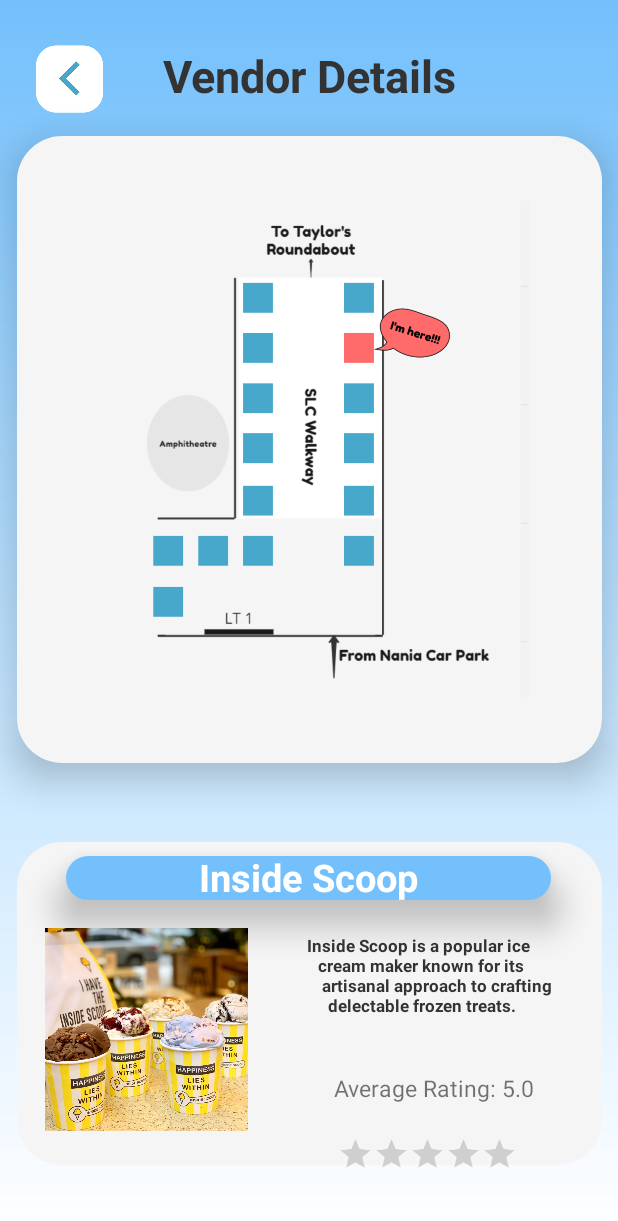
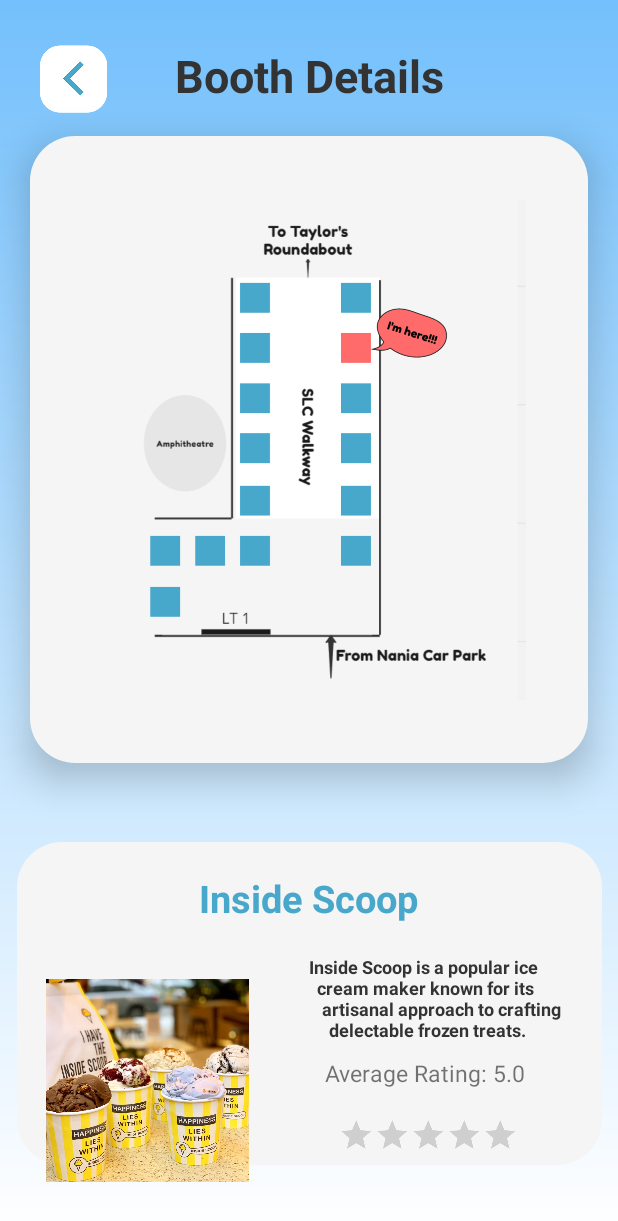
Before and after one commit to bonifacioronald/unify, an Android app: the VendorDetailScreen screen opened directly, with no data from a screen before it, on a phone screen of 412 x 824 dp. Shown: the top 1221 px of the screen. Run offline under Robolectric (Android 15) with nearby library versions, the phone set to English and light mode, and no system bars; pictures from the network do not load; 3 statements that could not run were skipped.

Commit message:
fix: fix layouting

```diff
--- /dev/null
+++ b/app/src/main/res/drawable/search_bar_bg.xml
@@ -0,0 +1,6 @@
+<?xml version="1.0" encoding="utf-8"?>
+<shape xmlns:android="http://schemas.android.com/apk/res/android"
+    android:shape="rectangle" android:padding="10dp">
+    <solid android:color="@color/secondary"/>
+    <corners android:radius="12dp"/>
+</shape>
--- a/app/src/main/res/layout/activity_event_preview_screen.xml
+++ b/app/src/main/res/layout/activity_event_preview_screen.xml
@@ -83,10 +83,10 @@
     <Button
 
         android:id="@+id/eventDetailButton"
-        android:layout_width="274dp"
+        android:layout_width="match_parent"
         android:layout_height="53dp"
-        android:layout_marginStart="68dp"
-
+        android:layout_marginStart="20dp"
+        android:layout_marginEnd="20dp"
         android:layout_marginBottom="24dp"
         android:background="@drawable/auth_button"
         android:fontFamily="sans-serif-black"
--- a/app/src/main/res/layout/activity_vendor_detail.xml
+++ b/app/src/main/res/layout/activity_vendor_detail.xml
@@ -12,6 +12,8 @@
         android:layout_width="390dp"
         android:layout_height="215dp"
         android:layout_marginTop="5dp"
+        android:layout_marginStart="20dp"
+        android:layout_marginEnd="20dp"
         android:background="@drawable/box"
         app:layout_constraintBottom_toBottomOf="parent"
         app:layout_constraintEnd_toEndOf="parent"
@@ -20,28 +22,12 @@
         tools:ignore="MissingConstraints" />
 
     <TextView
-        android:id="@+id/textView4"
-        android:layout_width="323dp"
-        android:layout_height="29dp"
-        android:layout_marginStart="93dp"
-        android:layout_marginTop="7dp"
-        android:layout_marginEnd="95dp"
-        android:layout_marginBottom="172dp"
-        android:background="@drawable/title_box"
-        android:elevation="15dp"
-        app:layout_constraintBottom_toBottomOf="@+id/textView2"
-        app:layout_constraintEnd_toEndOf="@+id/textView2"
-        app:layout_constraintStart_toStartOf="@+id/textView2"
-        app:layout_constraintTop_toTopOf="@+id/textView2"
-        app:layout_constraintVertical_bias="0.25" />
-
-    <TextView
         android:id="@+id/textView"
         android:layout_width="wrap_content"
         android:layout_height="wrap_content"
         android:layout_marginTop="30dp"
         android:gravity="center"
-        android:text="Vendor Details"
+        android:text="Booth Details"
         android:textColor="@color/text"
         android:textSize="30dp"
         android:textStyle="bold"
@@ -51,28 +37,28 @@
 
     <TextView
         android:id="@+id/textView3"
-        android:layout_width="390dp"
+        android:layout_width="match_parent"
         android:layout_height="418dp"
         android:layout_marginTop="20dp"
+        android:layout_marginStart="20dp"
+        android:layout_marginEnd="20dp"
         android:background="@drawable/box"
+        android:elevation="15dp"
         app:layout_constraintEnd_toEndOf="parent"
         app:layout_constraintStart_toStartOf="parent"
-        app:layout_constraintTop_toBottomOf="@+id/textView"
-        android:elevation="15dp"
-        />
+        app:layout_constraintTop_toBottomOf="@+id/textView" />
 
 
     <TextView
         android:id="@+id/titleTextView"
         android:layout_width="wrap_content"
         android:layout_height="wrap_content"
-        android:layout_marginTop="8dp"
+        android:layout_marginTop="20dp"
         android:elevation="15dp"
         android:text="Inside Scoop"
-        android:textColor="@color/secondary"
+        android:textColor="@color/accent"
         android:textSize="25dp"
         android:textStyle="bold"
-        app:layout_constraintBottom_toBottomOf="@+id/textView4"
         app:layout_constraintEnd_toEndOf="parent"
         app:layout_constraintHorizontal_bias="0.498"
         app:layout_constraintStart_toStartOf="parent"
@@ -118,47 +104,38 @@
         android:layout_width="135dp"
         android:layout_height="148dp"
         android:layout_marginStart="21dp"
-        android:layout_marginTop="12dp"
         android:src="@drawable/insidescoop"
         android:visibility="visible"
         app:layout_constraintBottom_toBottomOf="parent"
         app:layout_constraintEnd_toStartOf="@+id/ratingBar"
         app:layout_constraintStart_toStartOf="@+id/textView2"
-        app:layout_constraintTop_toBottomOf="@+id/textView4"
-        app:layout_constraintVertical_bias="0.0"
+        app:layout_constraintTop_toBottomOf="@+id/titleTextView"
         tools:visibility="visible" />
 
     <TextView
         android:id="@+id/descriptionTextView"
-        android:layout_width="208dp"
-        android:layout_height="70dp"
-        android:layout_marginStart="9dp"
-        android:layout_marginTop="12dp"
-        android:layout_marginBottom="4dp"
+        android:layout_width="200dp"
+        android:layout_height="60dp"
+        android:layout_marginTop="20dp"
         android:text="Inside Scoop is a popular ice \n cream maker known for its \n
         artisanal approach to crafting \n delectable frozen treats."
         android:textAlignment="center"
         android:textColor="@color/text"
-        android:textSize="11sp"
+        android:textSize="12sp"
         android:textStyle="bold"
-        app:layout_constraintBottom_toTopOf="@+id/averageRatingTextView"
-        app:layout_constraintEnd_toEndOf="parent"
-        app:layout_constraintHorizontal_bias="0.038"
-        app:layout_constraintStart_toEndOf="@id/imageView2"
-        app:layout_constraintTop_toBottomOf="@id/textView4" />
+        app:layout_constraintEnd_toEndOf="@+id/textView2"
+        app:layout_constraintStart_toEndOf="@+id/imageView2"
+        app:layout_constraintTop_toBottomOf="@+id/titleTextView" />
 
     <TextView
         android:id="@+id/averageRatingTextView"
         android:layout_width="wrap_content"
         android:layout_height="wrap_content"
         android:layout_centerHorizontal="true"
-        android:layout_marginStart="57dp"
-        android:layout_marginTop="8dp"
         android:text="Average Rating: 5.0"
         android:textSize="15sp"
         app:layout_constraintBottom_toTopOf="@+id/ratingBar"
-        app:layout_constraintEnd_toEndOf="parent"
-        app:layout_constraintHorizontal_bias="0.0"
+        app:layout_constraintEnd_toEndOf="@+id/textView2"
         app:layout_constraintStart_toEndOf="@id/imageView2"
         app:layout_constraintTop_toBottomOf="@+id/descriptionTextView" />
 
@@ -166,7 +143,6 @@
         android:id="@+id/ratingBar"
         android:layout_width="238dp"
         android:layout_height="43dp"
-        android:layout_marginTop="151dp"
         android:numStars="5"
         android:scaleX="0.5"
         android:scaleY="0.5"
@@ -174,7 +150,8 @@
         app:layout_constraintBottom_toBottomOf="parent"
         app:layout_constraintEnd_toEndOf="@+id/textView2"
         app:layout_constraintStart_toEndOf="@+id/imageView2"
-        app:layout_constraintTop_toTopOf="@+id/textView2" />
+        app:layout_constraintTop_toBottomOf="@+id/descriptionTextView"
+        app:layout_constraintVertical_bias="0.45" />
 
 
 </androidx.constraintlayout.widget.ConstraintLayout>
```
Also changed, not shown: app/src/main/res/layout/activity_event_details_screen.xml (+17 -23 lines), app/src/main/res/layout/activity_home_screen.xml (+12 -20 lines).
